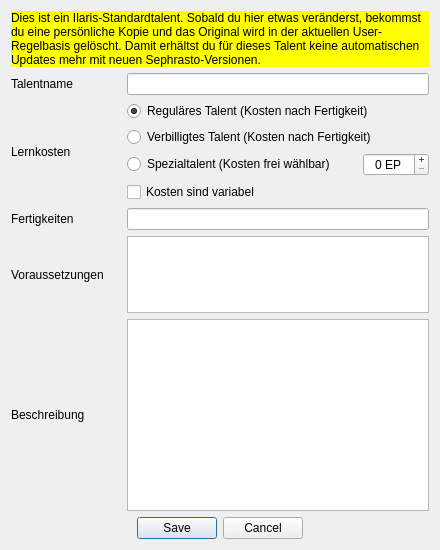
Old version of the form UI/DatenbankEditTalent.ui in the repository Aeolitus/Sephrasto.
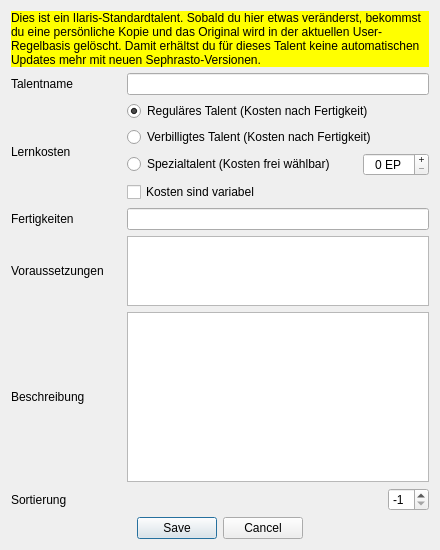
New version of the form.

Commit message: Fixed printclass for talent modifying. Added printclass to UI. Added printclass to Fertigkeiten.

Patch:
```diff
--- a/UI/DatenbankEditTalent.ui
+++ b/UI/DatenbankEditTalent.ui
@@ -158,6 +158,52 @@
        </property>
       </widget>
      </item>
+	 <item row="6" column="0">
+      <widget class="QLabel" name="label_12">
+       <property name="minimumSize">
+        <size>
+         <width>110</width>
+         <height>0</height>
+        </size>
+       </property>
+       <property name="text">
+        <string>Sortierung</string>
+       </property>
+      </widget>
+     </item>
+	 <item row="6" column="1">
+      <layout class="QHBoxLayout" name="horizontalLayout_12">
+       <item>
+        <spacer name="horizontalSpacer_12">
+         <property name="orientation">
+          <enum>Qt::Horizontal</enum>
+         </property>
+         <property name="sizeHint" stdset="0">
+          <size>
+           <width>40</width>
+           <height>20</height>
+          </size>
+         </property>
+        </spacer>
+       </item>
+       <item>
+        <widget class="QSpinBox" name="sortierungEdit">
+         <property name="suffix">
+          <string/>
+         </property>
+         <property name="minimum">
+          <number>-1</number>
+         </property>
+         <property name="singleStep">
+          <number>1</number>
+         </property>
+         <property name="value">
+          <number>-1</number>
+         </property>
+        </widget>
+       </item>
+      </layout>
+     </item>
      <item row="0" column="0" colspan="2">
       <widget class="QLabel" name="warning">
        <property name="styleSheet">
```
The commit also changes 9 other files.
